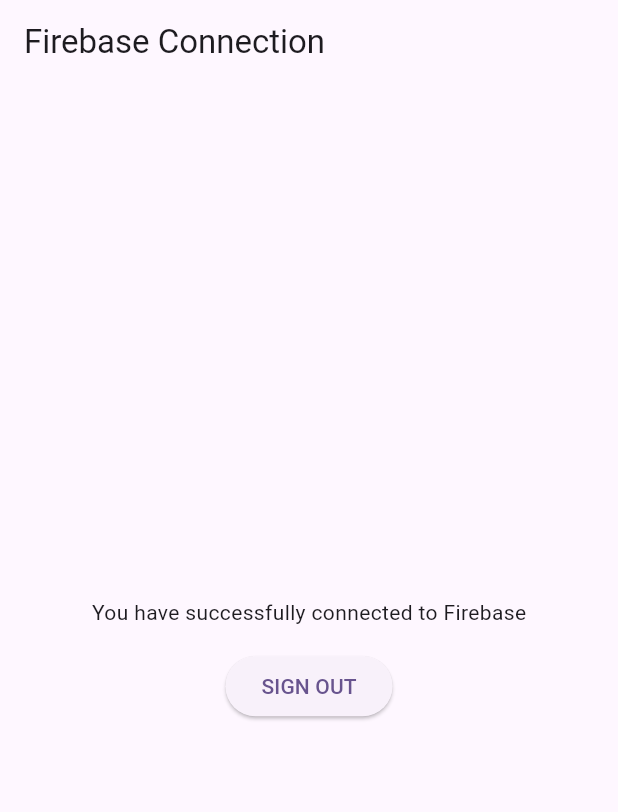
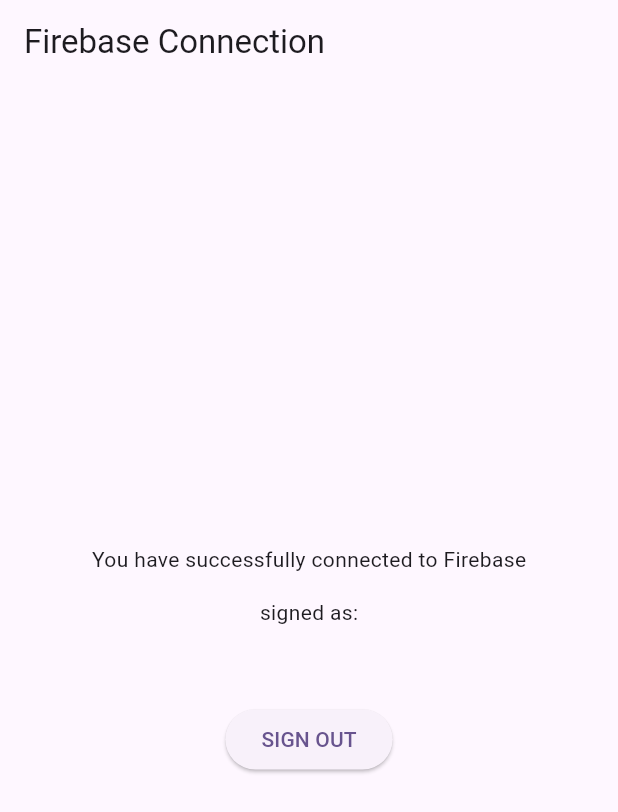
Before and after one commit to euniquecorn/budgettracker, a Flutter app: the screen it shows once a user with an empty profile is signed in, on a phone screen of 412 x 824 dp. Shown: the top 812 px of the screen. Run offline on Flutter 3.47's test engine with Material 2 defaults, Android fonts, the phone set to English and light mode, and no system bars; our stand-ins replace firebase_auth, firebase_core; accounts and stored records are empty; network calls fail.

Commit message:
log in successful

```diff
--- a/lib/page1.dart
+++ b/lib/page1.dart
@@ -22,6 +22,10 @@ class _Page1State extends State<Page1> {
           children: [
             const Text('You have successfully connected to Firebase'),
             const SizedBox(height: 15),
+            const Text('signed as:'),
+            Text(user.email!),
+            const SizedBox(height: 15),
+            const SizedBox(height: 15),
             ElevatedButton(
               onPressed: () {
                 FirebaseAuth.instance.signOut();
```
Also changed, not shown: lib/alldata.dart (added, +19 -0 lines), lib/login.dart (+14 -3 lines), lib/users.dart (added, +14 -0 lines).
